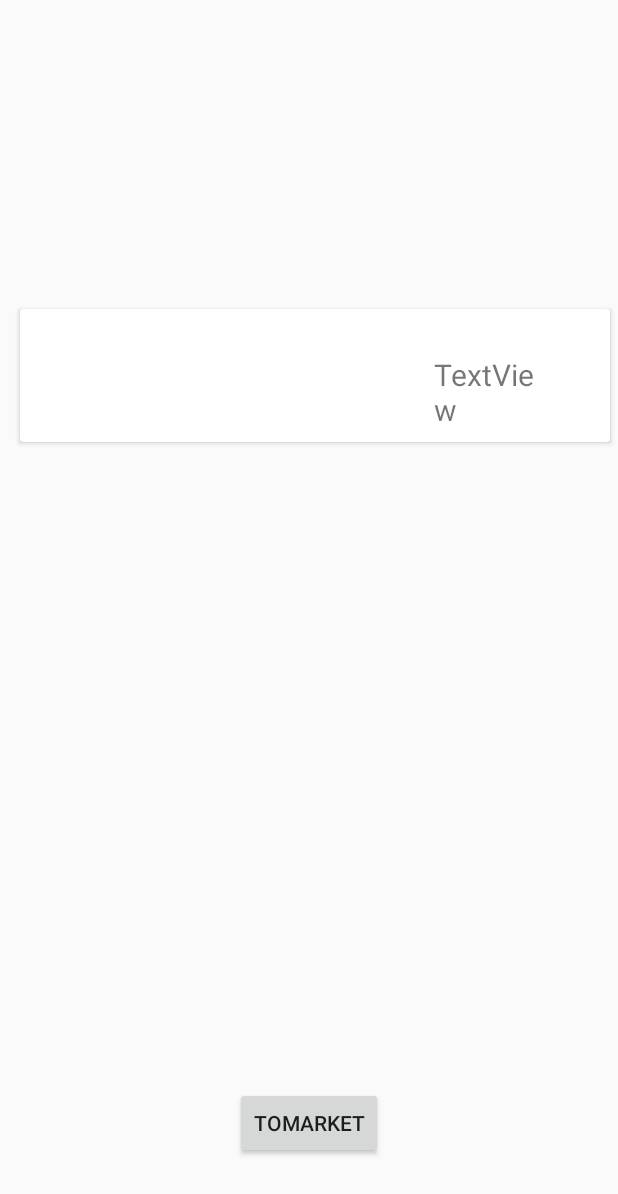
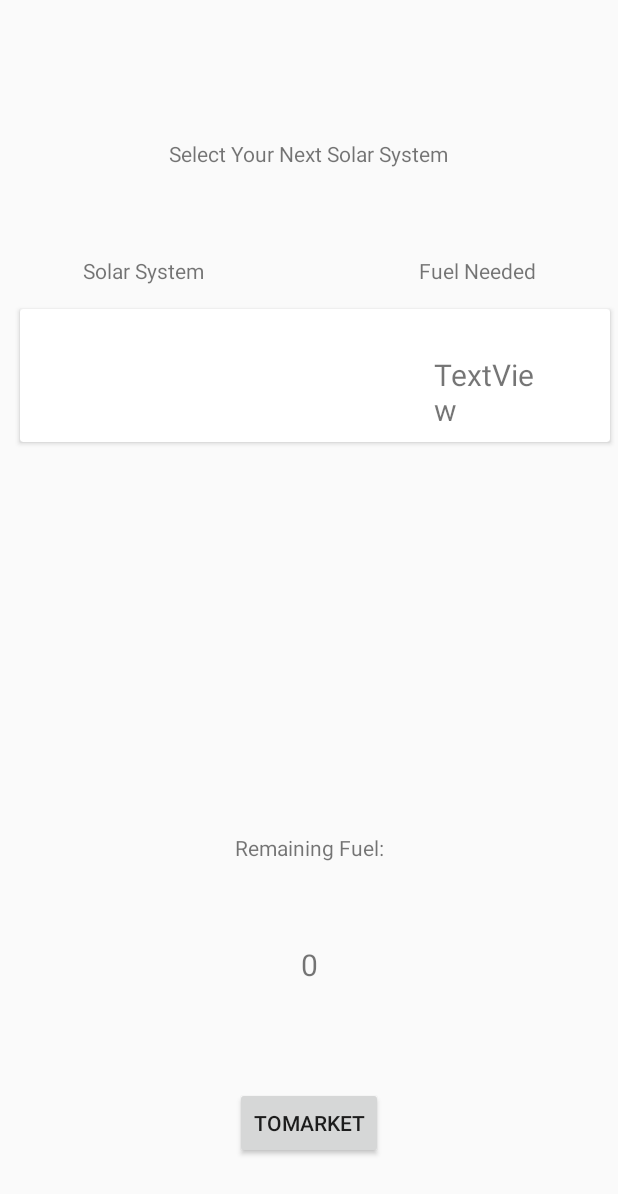
Before and after one commit to liamfernandez/ActualSpaceTrader2340, an Android app: the PlanetActivity screen opened directly, with no data from a screen before it, on a phone screen of 412 x 824 dp. Shown: the top 1194 px of the screen. Run offline under Robolectric (Android 15) with nearby library versions, the phone set to English and light mode, and no system bars; 13 statements that could not run were skipped.

Commit message:
display fuel

```diff
--- a/space-trader/app/src/main/java/edu/gatech/cs2340/spacetrader/model/PlanetInteractor.java
+++ b/space-trader/app/src/main/java/edu/gatech/cs2340/spacetrader/model/PlanetInteractor.java
@@ -21,8 +21,6 @@ public class PlanetInteractor extends Interactor {
     }
 
     public List<SolarSystem> getInRangeSolarSystems() {
-        int x;
-        int y;
         double fuel;
         SolarSystem solarSystem;
 
@@ -66,4 +64,8 @@ public class PlanetInteractor extends Interactor {
         }
         return getRepository().getPlayer().getCurrPlanet();
     }
+
+    public int getFuel() {
+        return (int) getRepository().getPlayer().getFuel();
+    }
 }
--- a/space-trader/app/src/main/java/edu/gatech/cs2340/spacetrader/viewmodels/PlanetViewModel.java
+++ b/space-trader/app/src/main/java/edu/gatech/cs2340/spacetrader/viewmodels/PlanetViewModel.java
@@ -32,4 +32,8 @@ public class PlanetViewModel extends AndroidViewModel {
         interactor.travelToSolarSystem(solarSystem);
     }
 
+    public int getFuel() {
+        return interactor.getFuel();
+    }
+
 }
--- a/space-trader/app/src/main/java/edu/gatech/cs2340/spacetrader/views/PlanetActivity.java
+++ b/space-trader/app/src/main/java/edu/gatech/cs2340/spacetrader/views/PlanetActivity.java
@@ -13,6 +13,7 @@ import android.widget.TextView;
 
 import edu.gatech.cs2340.spacetrader.R;
 import edu.gatech.cs2340.spacetrader.entity.SolarSystem;
+import edu.gatech.cs2340.spacetrader.model.Model;
 import edu.gatech.cs2340.spacetrader.viewmodels.MarketListViewModel;
 import edu.gatech.cs2340.spacetrader.viewmodels.PlanetViewModel;
 
@@ -50,6 +51,9 @@ public class PlanetActivity extends AppCompatActivity {
         TextView textView =  findViewById(R.id.currentPlanet);
         textView.setText("Planet " + viewModel.getCurrentPlanet().getName());
 
+        TextView fuelRemaining = findViewById(R.id.fuel);
+        fuelRemaining.setText("" + viewModel.getFuel());
+
 
         marketViewModel = ViewModelProviders.of(this).get(MarketListViewModel.class);
         marketViewModel.refreshMockItems();
--- a/space-trader/app/src/main/res/layout/planet_main.xml
+++ b/space-trader/app/src/main/res/layout/planet_main.xml
@@ -54,5 +54,56 @@
         app:layout_constraintTop_toTopOf="parent"
         app:layout_constraintVertical_bias="0.077" />
 
+    <TextView
+        android:id="@+id/textView4"
+        android:layout_width="wrap_content"
+        android:layout_height="wrap_content"
+        android:layout_marginStart="8dp"
+        android:layout_marginEnd="8dp"
+        android:layout_marginBottom="8dp"
+        android:text="Solar System                                           Fuel Needed"
+        app:layout_constraintBottom_toTopOf="@+id/solarSystemList"
+        app:layout_constraintEnd_toEndOf="parent"
+        app:layout_constraintStart_toStartOf="parent" />
+
+    <TextView
+        android:id="@+id/textView6"
+        android:layout_width="wrap_content"
+        android:layout_height="wrap_content"
+        android:layout_marginStart="8dp"
+        android:layout_marginTop="44dp"
+        android:layout_marginEnd="8dp"
+        android:text="Select Your Next Solar System"
+        app:layout_constraintEnd_toEndOf="parent"
+        app:layout_constraintStart_toStartOf="parent"
+        app:layout_constraintTop_toBottomOf="@+id/currentPlanet" />
+
+    <TextView
+        android:id="@+id/fuel"
+        android:layout_width="wrap_content"
+        android:layout_height="wrap_content"
+        android:layout_marginStart="8dp"
+        android:layout_marginEnd="8dp"
+        android:layout_marginBottom="68dp"
+        android:textSize="20dp"
+        app:layout_constraintBottom_toTopOf="@+id/toMarket"
+        app:layout_constraintEnd_toEndOf="parent"
+        app:layout_constraintHorizontal_bias="0.501"
+        app:layout_constraintStart_toStartOf="parent" />
+
+    <TextView
+        android:id="@+id/textView8"
+        android:layout_width="wrap_content"
+        android:layout_height="20dp"
+        android:layout_marginStart="8dp"
+        android:layout_marginTop="8dp"
+        android:layout_marginEnd="8dp"
+        android:layout_marginBottom="8dp"
+        android:text="Remaining Fuel:"
+        app:layout_constraintBottom_toTopOf="@+id/fuel"
+        app:layout_constraintEnd_toEndOf="parent"
+        app:layout_constraintStart_toStartOf="parent"
+        app:layout_constraintTop_toBottomOf="@+id/solarSystemList" />
+
 
 </android.support.constraint.ConstraintLayout>
--- a/space-trader/app/src/main/res/layout/solar_system_main.xml
+++ b/space-trader/app/src/main/res/layout/solar_system_main.xml
@@ -10,7 +10,7 @@
     <android.support.v7.widget.RecyclerView
         android:id="@+id/solarSystemList"
         android:layout_width="409dp"
-        android:layout_height="303dp"
+        android:layout_height="307dp"
         android:layout_marginStart="8dp"
         android:layout_marginTop="8dp"
         android:layout_marginEnd="8dp"
@@ -35,5 +35,17 @@
         app:layout_constraintEnd_toEndOf="parent"
         app:layout_constraintStart_toStartOf="parent" />
 
+    <TextView
+        android:id="@+id/textView2"
+        android:layout_width="wrap_content"
+        android:layout_height="wrap_content"
+        android:layout_marginStart="8dp"
+        android:layout_marginTop="132dp"
+        android:layout_marginEnd="8dp"
+        android:text="Select Your Next Planet"
+        app:layout_constraintEnd_toEndOf="parent"
+        app:layout_constraintStart_toStartOf="parent"
+        app:layout_constraintTop_toTopOf="parent" />
+
 
 </android.support.constraint.ConstraintLayout>
```
